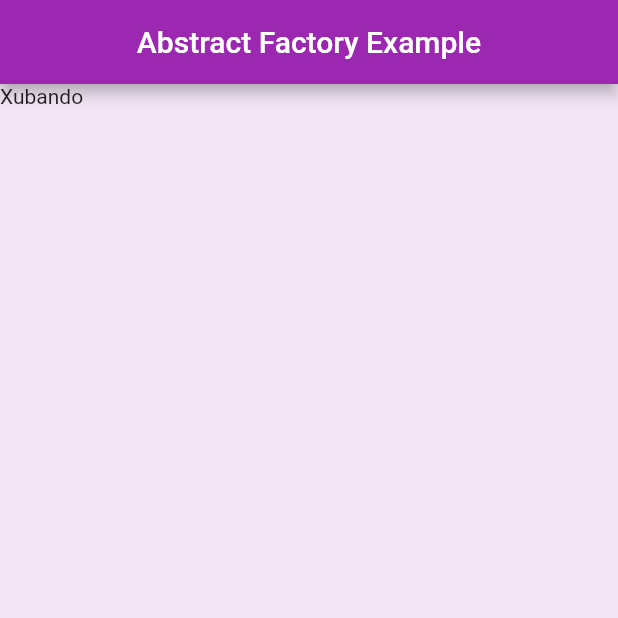
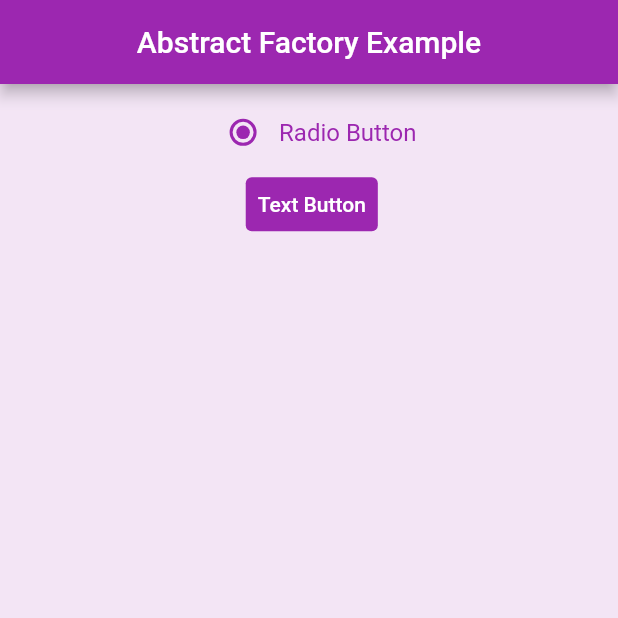
Before and after one commit to OnofreTZK/FactoryExample, a Flutter app: the screen it shows after launch, on a phone screen of 412 x 824 dp, the top half of it. Run offline on Flutter 3.47's test engine with Material 2 defaults, Android fonts, the phone set to English and light mode, and no system bars.

Commit message:
Factory finalizada

```diff
--- a/lib/main.dart
+++ b/lib/main.dart
@@ -2,5 +2,5 @@ import 'package:flutter/material.dart';
 import 'package:afactory/src/factory_app.dart';
 
 void main() {
-  runApp(const FactoryApp());
+  runApp(FactoryApp());
 }
--- /dev/null
+++ b/lib/src/abstract/abstract_button_factory.dart
@@ -0,0 +1,6 @@
+import 'package:flutter/material.dart';
+
+abstract class IButtonFactory {
+
+  Widget createButton();
+}
--- /dev/null
+++ b/lib/src/button_screen.dart
@@ -0,0 +1,43 @@
+import 'package:flutter/material.dart';
+import 'package:afactory/src/abstract/abstract_button_factory.dart';
+import 'package:afactory/src/concrete/radio_button_factory.dart';
+import 'package:afactory/src/concrete/text_button_factory.dart';
+
+class ButtonScreen extends StatelessWidget{
+
+  final List<IButtonFactory> buttonFactoryList = [
+    RadioButtonFactory("Button type"),
+    TextButtonFactory("Button type"),
+  ];
+
+  ButtonScreen();
+
+  @override
+  Widget build(BuildContext context){
+    return Scaffold(
+      appBar: AppBar(
+          backgroundColor: Colors.purple,
+          title: const Text("Abstract Factory Example"),
+          centerTitle: true,
+      ), //AppBar
+      body: Center(
+          child: Container(
+            padding: EdgeInsets.fromLTRB(
+              MediaQuery.of(context).size.width * 0.01,
+              MediaQuery.of(context).size.height * 0.01,
+              MediaQuery.of(context).size.width * 0.001,
+              MediaQuery.of(context).size.height * 0.01,
+            ),
+            child: Column(
+              crossAxisAlignment: CrossAxisAlignment.center,
+              children: <Widget> [
+                buttonFactoryList[0].createButton(),
+                buttonFactoryList[1].createButton(),
+              ], // <Widget>
+            ), // Column
+          ), // Container
+      ), // Center
+      backgroundColor: Colors.purple[50],
+    ); // Scaffold
+  }
+}
--- /dev/null
+++ b/lib/src/concrete/radio_button_factory.dart
@@ -0,0 +1,36 @@
+import 'package:flutter/material.dart';
+import 'package:afactory/src/abstract/abstract_button_factory.dart';
+
+class RadioButtonFactory implements IButtonFactory {
+
+    final String label;
+
+    RadioButtonFactory(this.label);
+
+    @override
+    Widget createButton() {
+      return Row(
+        mainAxisAlignment: MainAxisAlignment.center,
+        children: <Widget> [
+          Radio<String>(
+            activeColor: Colors.purple,
+            toggleable: true,
+            autofocus: false,
+            value: "null",
+            groupValue: "null",
+            onChanged: (value) {
+              print("${label} => Radio Button");
+            },
+          ), // RadioButton
+          Text(
+            "Radio Button",
+            style: TextStyle(
+              color: Colors.purple[500],
+              fontSize: 16
+            ), // TextStyle
+          ), // Text
+        ], // <Widget>
+      ); // Container
+    }
+
+}
--- /dev/null
+++ b/lib/src/concrete/text_button_factory.dart
@@ -0,0 +1,42 @@
+import 'package:flutter/material.dart';
+import 'package:afactory/src/abstract/abstract_button_factory.dart';
+
+class TextButtonFactory implements IButtonFactory {
+
+  final String label;
+
+  TextButtonFactory(this.label);
+
+  Color getColor(Set<MaterialState> states) {
+    const Set<MaterialState> interactiveStates = <MaterialState>{
+      MaterialState.pressed,
+      MaterialState.hovered,
+      MaterialState.focused,
+    };
+    if (states.any(interactiveStates.contains)) {
+      return Colors.purple;
+    }
+    return Colors.purple;
+  }
+
+
+  @override
+  Widget createButton(){
+    return TextButton(
+      autofocus: false,
+      child: Text(
+          "Text Button",
+          style: TextStyle(
+            color: Colors.white,
+          ), // TextStyle
+      ), // Text
+      style: ButtonStyle(
+        backgroundColor: MaterialStateProperty.resolveWith(getColor),
+      ), // ButtonStyle
+      onPressed: () async {
+          print("${label} => Text Button");
+      }
+    );
+  }
+
+}
--- a/lib/src/factory_app.dart
+++ b/lib/src/factory_app.dart
@@ -1,4 +1,5 @@
 import 'package:flutter/material.dart';
+import 'package:afactory/src/button_screen.dart';
 
 class FactoryApp extends StatelessWidget {
 
@@ -8,15 +9,7 @@ class FactoryApp extends StatelessWidget {
   Widget build(BuildContext context){
 
     return MaterialApp(
-      home: Scaffold(
-        appBar: AppBar(
-            backgroundColor: Colors.purple,
-            title: const Text("Abstract Factory Example"),
-            centerTitle: true,
-        ), //AppBar
-        body: Text("Xubando"),
-        backgroundColor: Colors.purple[50],
-      ), // Scaffold
+      home: ButtonScreen(),
       debugShowCheckedModeBanner: false,
     );
   }
```
